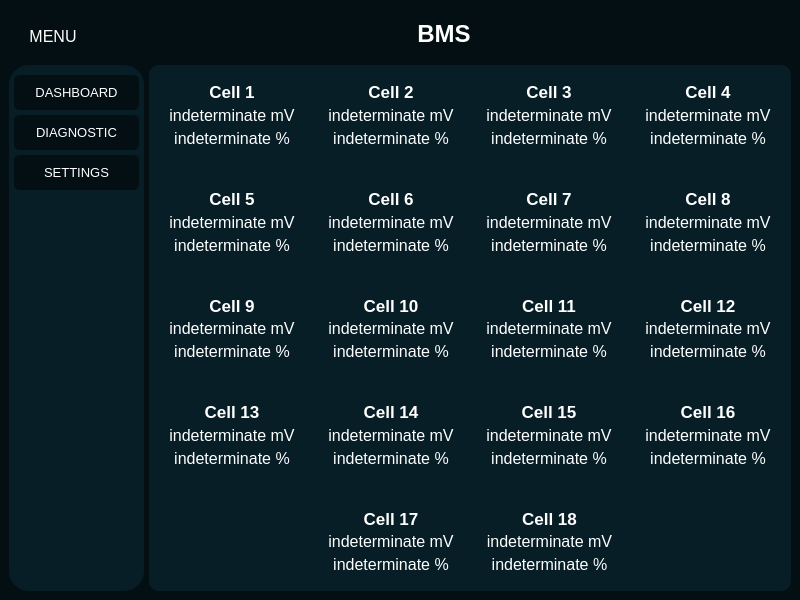
Qt form src/views/ui/ui_index.ui (aleixJ/validationGUI) before a commit.
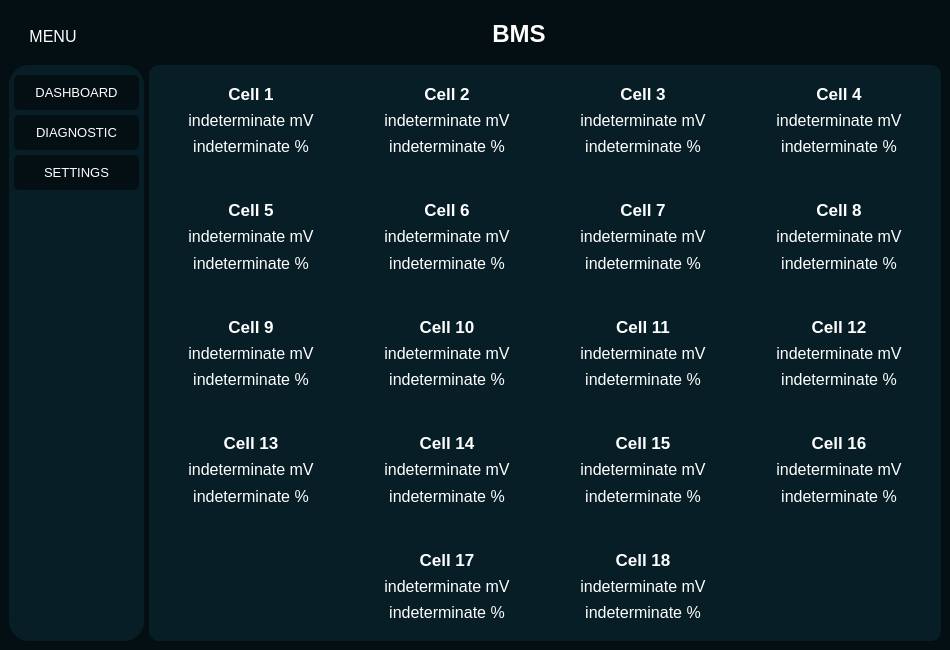
The same form after that commit.

Commit message: Resize main window to 950x650 pixels

```diff
--- a/src/views/ui/ui_index.ui
+++ b/src/views/ui/ui_index.ui
@@ -9,8 +9,8 @@
    <rect>
     <x>0</x>
     <y>0</y>
-    <width>800</width>
-    <height>600</height>
+    <width>950</width>
+    <height>650</height>
    </rect>
   </property>
   <property name="sizePolicy">
```
The commit also changes 2 other files.
